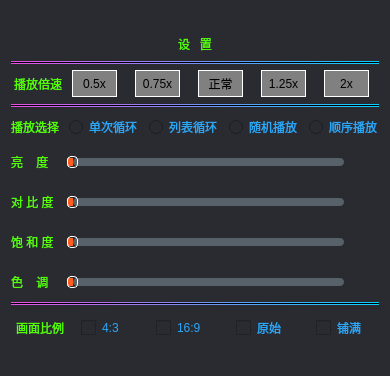
Above: VideoPlayer/videomodels/AdjustBright.ui from huizhang556/pc-video-player before the change. Below: the same form after it.
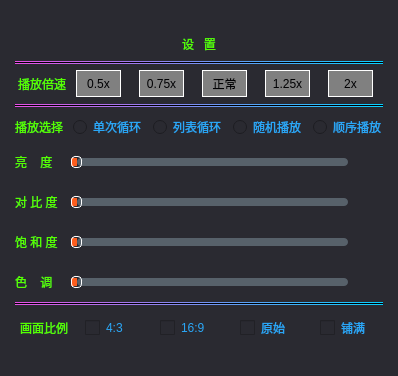
That is the form after the change. Icons and pictures are not drawn.

```diff
--- a/VideoPlayer/videomodels/AdjustBright.ui
+++ b/VideoPlayer/videomodels/AdjustBright.ui
@@ -18,6 +18,12 @@
 </string>
   </property>
   <layout class="QVBoxLayout" name="verticalLayout_2">
+   <property name="leftMargin">
+    <number>15</number>
+   </property>
+   <property name="rightMargin">
+    <number>15</number>
+   </property>
    <item>
     <layout class="QVBoxLayout" name="verticalLayout" stretch="1,1,0,1,1,1,1,1">
      <property name="spacing">
```
